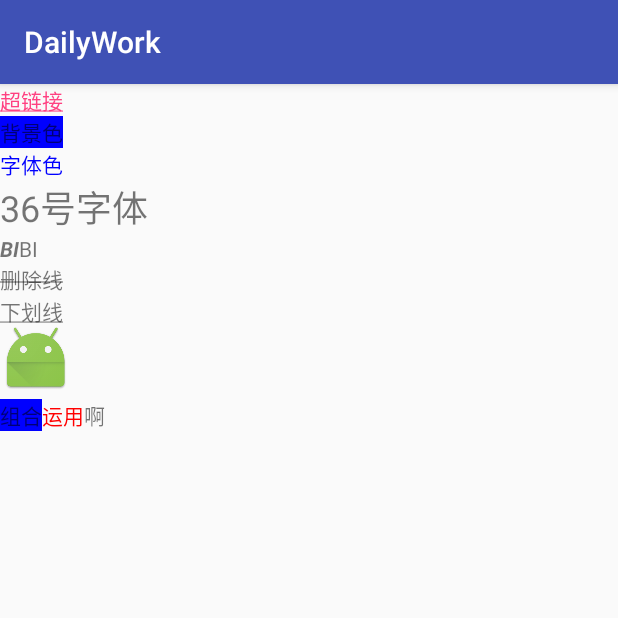
After one commit to authorRen/DailyWork, an Android app: the SpannedActivity screen opened directly, with no data from a screen before it, on a phone screen of 412 x 824 dp, the top half of it. The commit adds this screen. Run offline under Robolectric (Android 15) with nearby library versions, the phone set to English and light mode, and no system bars.

Commit message:
[功能] SpannableString

```diff
--- a/app/build.gradle
+++ b/app/build.gradle
@@ -26,6 +26,6 @@ dependencies {
     })
     compile 'com.android.support:appcompat-v7:25.2.0'
     compile 'com.android.support.constraint:constraint-layout:1.0.2'
+    compile 'com.android.support:design:25.2.0'
     testCompile 'junit:junit:4.12'
-    compile 'com.android.support:design:25.2.0'
 }
--- a/app/src/main/AndroidManifest.xml
+++ b/app/src/main/AndroidManifest.xml
@@ -16,7 +16,8 @@
                 <category android:name="android.intent.category.LAUNCHER" />
             </intent-filter>
         </activity>
-        <activity android:name=".compant.FloatingActivity"></activity>
+        <activity android:name=".compant.FloatingActivity" />
+        <activity android:name=".compant.SpannedActivity"></activity>
     </application>
 
 </manifest>
--- a/app/src/main/java/com/caiyi/dailywork/compant/MainActivity.java
+++ b/app/src/main/java/com/caiyi/dailywork/compant/MainActivity.java
@@ -10,7 +10,7 @@ import android.widget.TextView;
 
 import com.caiyi.dailywork.R;
 
-public class MainActivity extends AppCompatActivity implements View.OnClickListener{
+public class MainActivity extends BaseActivity implements View.OnClickListener{
 
     private TextView tvResolution;
     private Button btnPress;
@@ -22,6 +22,8 @@ public class MainActivity extends AppCompatActivity implements View.OnClickListe
         super.onCreate(savedInstanceState);
         setContentView(R.layout.activity_main);
         initView();
+
+        setViewClickListeners(R.id.btn_span);
 
     }
 
@@ -40,7 +42,10 @@ public class MainActivity extends AppCompatActivity implements View.OnClickListe
                 getResolution();
                 break;
             case R.id.btn_floating:
-                startActivity(new Intent(this,FloatingActivity.class));
+                openActivity(FloatingActivity.class);
+                break;
+            case R.id.btn_span:
+                openActivity(SpannedActivity.class);
                 break;
             default:
                 break;
--- /dev/null
+++ b/app/src/main/java/com/caiyi/dailywork/compant/SpannedActivity.java
@@ -0,0 +1,136 @@
+package com.caiyi.dailywork.compant;
+
+import android.graphics.Color;
+import android.graphics.Typeface;
+import android.graphics.drawable.Drawable;
+import android.support.v7.app.AppCompatActivity;
+import android.os.Bundle;
+import android.text.Spannable;
+import android.text.SpannableString;
+import android.text.SpannableStringBuilder;
+import android.text.SpannedString;
+import android.text.style.AbsoluteSizeSpan;
+import android.text.style.BackgroundColorSpan;
+import android.text.style.CharacterStyle;
+import android.text.style.ForegroundColorSpan;
+import android.text.style.ImageSpan;
+import android.text.style.StrikethroughSpan;
+import android.text.style.StyleSpan;
+import android.text.style.URLSpan;
+import android.text.style.UnderlineSpan;
+import android.widget.TextView;
+
+import com.caiyi.dailywork.R;
+
+public class SpannedActivity extends BaseActivity {
+
+    TextView tv1;
+    TextView tv2;
+    TextView tv3;
+    TextView tv4;
+    TextView tv5;
+    TextView tv6;
+    TextView tv7;
+    TextView tv8;
+    TextView tv9;
+    @Override
+    protected void onCreate(Bundle savedInstanceState) {
+        super.onCreate(savedInstanceState);
+        setContentView(R.layout.activity_spanned);
+        tv1 = (TextView) findViewById(R.id.tv1);
+        tv2 = (TextView) findViewById(R.id.tv2);
+        tv3 = (TextView) findViewById(R.id.tv3);
+        tv4 = (TextView) findViewById(R.id.tv4);
+        tv5 = (TextView) findViewById(R.id.tv5);
+        tv6 = (TextView) findViewById(R.id.tv6);
+        tv7 = (TextView) findViewById(R.id.tv7);
+        tv8 = (TextView) findViewById(R.id.tv8);
+        tv9 = (TextView) findViewById(R.id.tv9);
+
+        addUrlSpan();
+        addBackColorSpan();
+        addForeColorSpan();
+        addFontSpan();
+        addStyleSpan();
+        addStrikeSpan();
+        addUnderLineSpan();
+        addImageSpan();
+        addConbine();
+    }
+
+    /**混合 */
+    private void addConbine() {
+        SpannableStringBuilder spannable = new SpannableStringBuilder("组合运用啊");
+        CharacterStyle span1 = new BackgroundColorSpan(Color.BLUE);
+        CharacterStyle span2 = new ForegroundColorSpan(Color.RED);
+        spannable.setSpan(span1, 0, 2, Spannable.SPAN_EXCLUSIVE_EXCLUSIVE);
+        spannable.setSpan(span2, 2, 4, Spannable.SPAN_EXCLUSIVE_EXCLUSIVE);
+        tv9.setText(spannable);
+    }
+
+    /**图片 */
+    private void addImageSpan() {
+        SpannableString spanString = new SpannableString(" ");
+        Drawable d = getResources().getDrawable(R.mipmap.ic_launcher);
+        d.setBounds(0, 0, d.getIntrinsicWidth(), d.getIntrinsicHeight());
+        ImageSpan span = new ImageSpan(d, ImageSpan.ALIGN_BASELINE);
+        spanString.setSpan(span, 0, 1, Spannable.SPAN_EXCLUSIVE_EXCLUSIVE);
+        tv8.setText(spanString);
+    }
+
+    /**下划线 */
+    private void addUnderLineSpan() {
+        SpannableString spanString = new SpannableString("下划线");
+        UnderlineSpan span = new UnderlineSpan();
+        spanString.setSpan(span, 0, 3, Spannable.SPAN_EXCLUSIVE_EXCLUSIVE);
+        tv7.setText(spanString);
+    }
+
+    /**删除线 */
+    private void addStrikeSpan() {
+        SpannableString spanString = new SpannableString("删除线");
+        StrikethroughSpan span = new StrikethroughSpan();
+        spanString.setSpan(span, 0, 3, Spannable.SPAN_EXCLUSIVE_EXCLUSIVE);
+        tv6.setText(spanString);
+    }
+
+    /**粗体斜体 */
+    private void addStyleSpan() {
+        SpannableString spanString = new SpannableString("BIBI");
+        StyleSpan span = new StyleSpan(Typeface.BOLD_ITALIC);
+        spanString.setSpan(span, 0, 2, Spannable.SPAN_EXCLUSIVE_EXCLUSIVE);
+        tv5.setText(spanString);
+    }
+
+    /**字体大小 */
+    private void addFontSpan() {
+        SpannableString spanString = new SpannableString("36号字体");
+        AbsoluteSizeSpan span = new AbsoluteSizeSpan(36);
+        spanString.setSpan(span, 0, 5, Spannable.SPAN_EXCLUSIVE_EXCLUSIVE);
+        tv4.setText(spanString);
+    }
+
+    /**文字颜色 */
+    private void addForeColorSpan() {
+        SpannableString spanString = new SpannableString("字体色");
+        ForegroundColorSpan span = new ForegroundColorSpan(Color.BLUE);
+        spanString.setSpan(span, 0, 3, Spannable.SPAN_EXCLUSIVE_EXCLUSIVE);
+        tv3.setText(spanString);
+    }
+
+    /**文字背景颜色 */
+    private void addBackColorSpan() {
+        SpannableString spanString = new SpannableString("背景色");
+        BackgroundColorSpan span = new BackgroundColorSpan(Color.BLUE);
+        spanString.setSpan(span, 0, 3, Spannable.SPAN_EXCLUSIVE_EXCLUSIVE);
+        tv2.setText(spanString);
+    }
+
+    /** 超链接 */
+    private void addUrlSpan() {
+        SpannableString spanString = new SpannableString("超链接");
+        URLSpan span = new URLSpan("tel:17317375253");
+        spanString.setSpan(span, 0, 3, Spannable.SPAN_EXCLUSIVE_EXCLUSIVE);
+        tv1.setText(spanString);
+    }
+}
--- a/app/src/main/res/layout/activity_main.xml
+++ b/app/src/main/res/layout/activity_main.xml
@@ -30,5 +30,11 @@
         android:layout_width="match_parent"
         android:layout_height="wrap_content" />
 
+    <Button
+        android:id="@+id/btn_span"
+        android:text="@string/floating_spannable_String"
+        android:layout_width="match_parent"
+        android:layout_height="wrap_content" />
+
 
 </LinearLayout>
--- /dev/null
+++ b/app/src/main/res/layout/activity_spanned.xml
@@ -0,0 +1,55 @@
+<?xml version="1.0" encoding="utf-8"?>
+<LinearLayout
+    xmlns:android="http://schemas.android.com/apk/res/android"
+    xmlns:tools="http://schemas.android.com/tools"
+    android:layout_width="match_parent"
+    android:layout_height="match_parent"
+    android:orientation="vertical"
+    tools:context="com.caiyi.dailywork.compant.SpannedActivity">
+
+    <TextView
+        android:id="@+id/tv1"
+        android:layout_width="wrap_content"
+        android:layout_height="wrap_content" />
+
+    <TextView
+        android:id="@+id/tv2"
+        android:layout_width="wrap_content"
+        android:layout_height="wrap_content" />
+
+    <TextView
+        android:id="@+id/tv3"
+        android:layout_width="wrap_content"
+        android:layout_height="wrap_content" />
+
+    <TextView
+        android:id="@+id/tv4"
+        android:layout_width="wrap_content"
+        android:layout_height="wrap_content" />
+
+    <TextView
+        android:id="@+id/tv5"
+        android:layout_width="wrap_content"
+        android:layout_height="wrap_content" />
+
+    <TextView
+        android:id="@+id/tv6"
+        android:layout_width="wrap_content"
+        android:layout_height="wrap_content" />
+
+    <TextView
+        android:id="@+id/tv7"
+        android:layout_width="wrap_content"
+        android:layout_height="wrap_content" />
+
+    <TextView
+        android:id="@+id/tv8"
+        android:layout_width="wrap_content"
+        android:layout_height="wrap_content" />
+
+    <TextView
+        android:id="@+id/tv9"
+        android:layout_width="wrap_content"
+        android:layout_height="wrap_content" />
+
+</LinearLayout>
--- a/app/src/main/res/values/strings.xml
+++ b/app/src/main/res/values/strings.xml
@@ -3,4 +3,5 @@
     <string name="resolution">手机屏幕分辨率为：</string>
     <string name="pressme">按我获分辨率</string>
     <string name="floating_action_button">跳转悬浮按钮界面</string>
+    <string name="floating_spannable_String">跳转span</string>
 </resources>
```
